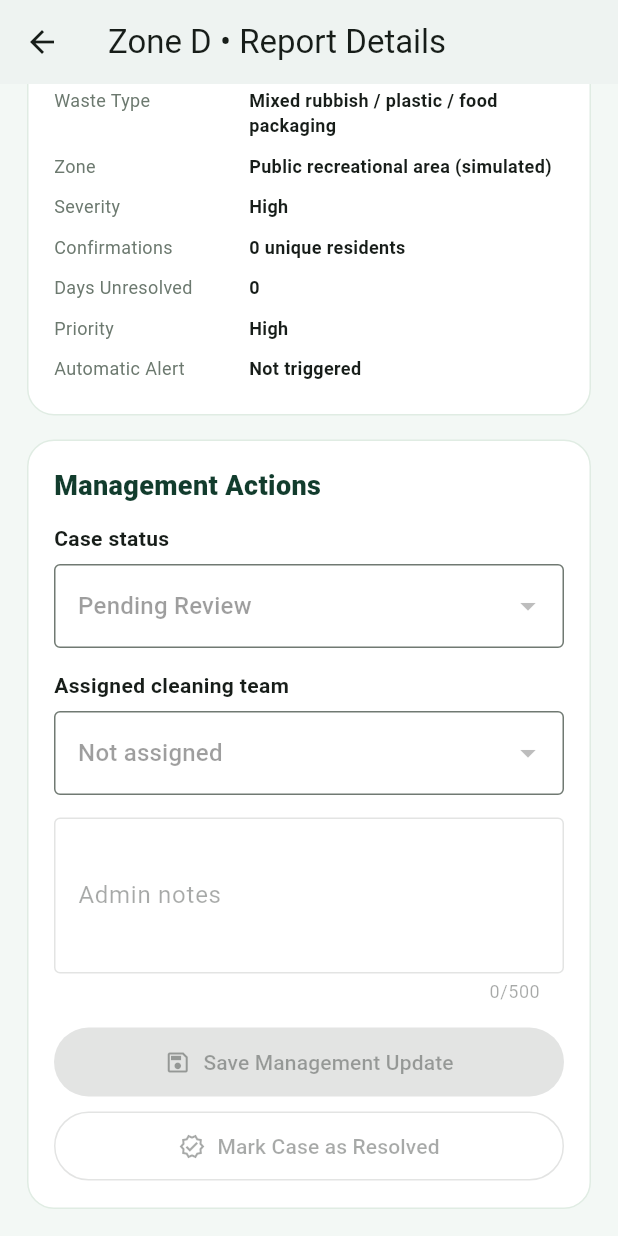
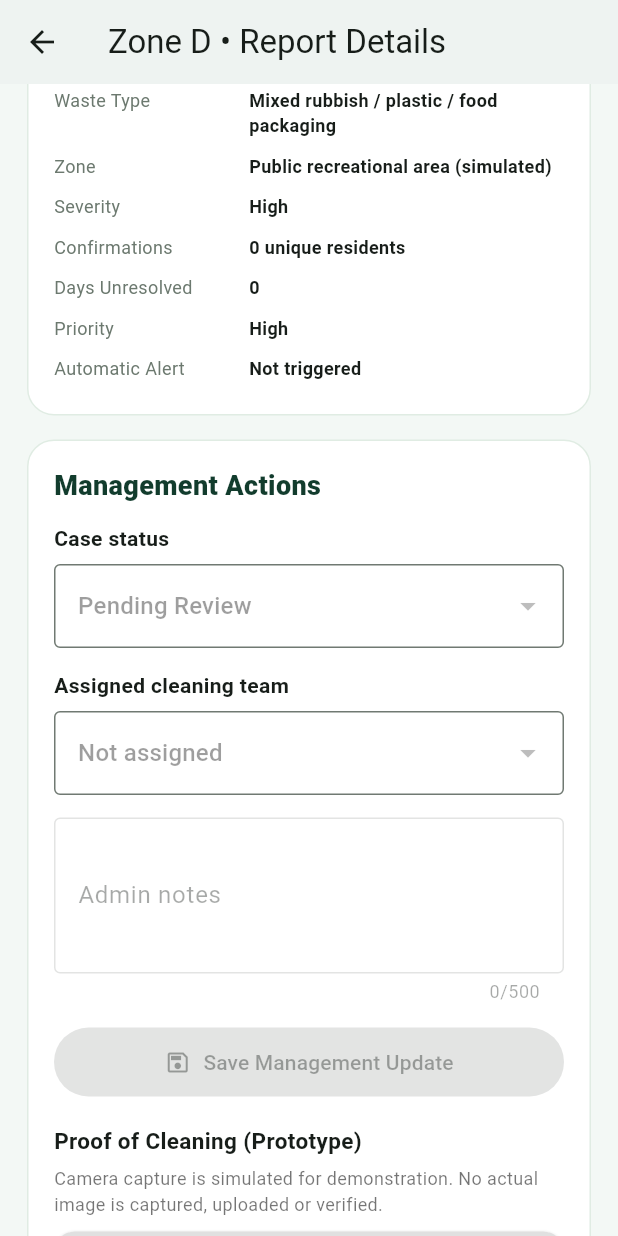
Before and after one commit to ariefnajib25/WasteHotspot-AI, a Flutter app: the AdminReportDetailPage screen opened directly, scrolled down 104 dp, on a phone screen of 412 x 824 dp. Run offline on Flutter 3.47's test engine with Material 3 defaults, Android fonts, the phone set to English and light mode, and no system bars; our stand-ins replace cloud_firestore, firebase_auth, firebase_core; accounts and stored records are empty.

Commit message:
Update WasteHotspot AI final prototype

```diff
--- a/lib/connected_demo_main.dart
+++ b/lib/connected_demo_main.dart
@@ -7,7 +7,7 @@ import 'package:http/http.dart' as http;
 /// Independent experiment: test two browser windows connected to the SAME
 /// local Python + SQLite server without changing the main WasteHotspot app.
 /// Run: flutter run -d chrome --web-port 51515 -t lib/connected_demo_main.dart
-const apiBase = 'http://127.0.0.1:5000';
+const apiBase = 'http://192.168.68.102:5000';
 const green = Color(0xFF16875B);
 const darkGreen = Color(0xFF153B2A);
 
--- a/lib/screens/admin_dashboard_page.dart
+++ b/lib/screens/admin_dashboard_page.dart
@@ -1998,6 +1998,9 @@ class _AdminReportDetailPageState extends State<AdminReportDetailPage> {
       _reportSubscription;
   bool _loading = true;
   bool _busy = false;
+  // Local-only demonstration: NOT a real photo or verified evidence.
+  bool _demoCaptureComplete = false;
+  String? _demoCaptureIncidentId;
   bool _draftDirty = false;
   String? _loadError;
 
@@ -2014,6 +2017,11 @@ class _AdminReportDetailPageState extends State<AdminReportDetailPage> {
         if (!mounted) return;
         final latest = _AdminZoneD.fromSnapshot(snapshot);
         setState(() {
+          // A demo confirmation must never carry over to a new incident.
+          if (_demoCaptureIncidentId != latest.incidentId || latest.resolved) {
+            _demoCaptureComplete = false;
+            _demoCaptureIncidentId = null;
+          }
           _report = latest;
           _loading = false;
           _loadError = null;
@@ -2119,15 +2127,86 @@ class _AdminReportDetailPageState extends State<AdminReportDetailPage> {
     }
   }
 
+  // Prototype only: simulates capturing cleaning evidence without using
+  // the camera, gallery, Firebase Storage, or any image upload.
+  Future<void> _simulateCleaningCapture() async {
+    if (!_report.exists || _report.resolved || _busy) return;
+    final currentIncidentId = _report.incidentId;
+    final confirmed = await showDialog<bool>(
+      context: context,
+      builder: (dialogContext) => AlertDialog(
+        title: const Row(children: [
+          Icon(Icons.camera_alt_outlined, color: green),
+          SizedBox(width: 9),
+          Expanded(child: Text('Cleaning Camera — Demo')),
+        ]),
+        content: Column(mainAxisSize: MainAxisSize.min, children: [
+          Container(
+            width: double.infinity,
+            height: 170,
+            decoration: BoxDecoration(
+              color: const Color(0xFFE9F5ED),
+              border: Border.all(color: const Color(0xFFB7D7C3)),
+              borderRadius: BorderRadius.circular(14),
+            ),
+            child: const Column(mainAxisAlignment: MainAxisAlignment.center, children: [
+              Icon(Icons.camera_alt_rounded, color: green, size: 45),
+              SizedBox(height: 8),
+              Text('SIMULATED CAMERA VIEW',
+                  style: TextStyle(fontSize: 12, fontWeight: FontWeight.bold,
+                      color: green)),
+              SizedBox(height: 4),
+              Text('No actual photo will be taken',
+                  style: TextStyle(fontSize: 12, color: Colors.black54)),
+            ]),
+          ),
+          const SizedBox(height: 12),
+          const Text(
+            'Prototype demonstration only. In the proposed full system, '
+            'Admin would take a fresh cleaning photo before resolving the report.',
+            style: TextStyle(fontSize: 12, color: Colors.black54),
+          ),
+        ]),
+        actions: [
+          TextButton(
+            onPressed: () => Navigator.pop(dialogContext, false),
+            child: const Text('Cancel'),
+          ),
+          FilledButton.icon(
+            onPressed: () => Navigator.pop(dialogContext, true),
+            icon: const Icon(Icons.camera),
+            label: const Text('Simulate Capture'),
+          ),
+        ],
+      ),
+    );
+    if (!mounted || confirmed != true) return;
+    if (_report.incidentId != currentIncidentId || _report.resolved) {
+      _showMessage('The incident changed. Try the demo capture again.');
+      return;
+    }
+    setState(() {
+      _demoCaptureComplete = true;
+      _demoCaptureIncidentId = currentIncidentId;
+    });
+    _showMessage('Demo capture completed. You can now resolve this case.');
+  }
+
   Future<void> _resolve() async {
     if (!_report.exists || _report.resolved || _busy) return;
+    if (!_demoCaptureComplete || _demoCaptureIncidentId != _report.incidentId) {
+      _showMessage('Complete the simulated cleaning capture before resolving.');
+      return;
+    }
+    final expectedIncidentId = _report.incidentId;
     final sure = await showDialog<bool>(
       context: context,
       builder: (ctx) => AlertDialog(
         title: const Text('Mark Zone D as resolved?'),
         content: const Text(
-          'This will mark the shared Firebase report as resolved. '
-          'Resident pages that listen to Firestore will receive the update.',
+          'A SIMULATED cleaning capture has been completed for this demo. '
+          'No actual evidence photo has been taken or stored. '
+          'The report status will update in Firebase for Residents.',
         ),
         actions: [
           TextButton(
@@ -2154,6 +2233,9 @@ class _AdminReportDetailPageState extends State<AdminReportDetailPage> {
         if (latest.data()?['resolved'] == true) {
           throw StateError('Zone D is already resolved.');
         }
+        if (latest.data()?['incidentId'] != expectedIncidentId) {
+          throw StateError('The active incident changed. Please repeat the demo capture.');
+        }
         transaction.update(_zoneDRef, {
           'status': 'Resolved',
           'resolved': true,
@@ -2167,6 +2249,8 @@ class _AdminReportDetailPageState extends State<AdminReportDetailPage> {
       setState(() {
         _status = 'Resolved';
         _busy = false;
+        _demoCaptureComplete = false;
+        _demoCaptureIncidentId = null;
         _draftDirty = false;
       });
       _showMessage('Zone D marked as resolved in Firebase.');
@@ -2275,10 +2359,59 @@ class _AdminReportDetailPageState extends State<AdminReportDetailPage> {
               label: Text(_busy ? 'Saving...' : 'Save Management Update'),
             ),
           ),
+          const SizedBox(height: 18),
+          const Text('Proof of Cleaning (Prototype)',
+              style: TextStyle(fontWeight: FontWeight.bold, fontSize: 15)),
+          const SizedBox(height: 6),
+          const Text('Camera capture is simulated for demonstration. '
+              'No actual image is captured, uploaded or verified.',
+              style: TextStyle(color: Colors.black54, fontSize: 12)),
+          if (!resolved) ...[
+            const SizedBox(height: 10),
+            SizedBox(
+              width: double.infinity,
+              height: 56,
+              child: FilledButton.icon(
+                style: FilledButton.styleFrom(
+                  backgroundColor: green,
+                  foregroundColor: Colors.white,
+                  disabledBackgroundColor: Colors.grey.shade300,
+                  disabledForegroundColor: Colors.grey.shade600,
+                  shape: RoundedRectangleBorder(
+                    borderRadius: BorderRadius.circular(14),
+                  ),
+                  elevation: 2,
+                  textStyle: const TextStyle(
+                    fontSize: 16,
+                    fontWeight: FontWeight.bold,
+                  ),
+                ),
+                onPressed: !exists || _busy ? null : _simulateCleaningCapture,
+                icon: const Icon(Icons.camera_alt_rounded, size: 23),
+                label: Text(_demoCaptureComplete &&
+                        _demoCaptureIncidentId == _report.incidentId
+                    ? 'Repeat Simulated Capture' : 'Simulate Camera Capture'),
+              ),
+            ),
+            if (_demoCaptureComplete &&
+                _demoCaptureIncidentId == _report.incidentId)
+              const Padding(
+                padding: EdgeInsets.only(top: 8),
+                child: Row(children: [
+                  Icon(Icons.check_circle, size: 18, color: green),
+                  SizedBox(width: 7),
+                  Expanded(child: Text('Demo capture completed — not real proof.',
+                      style: TextStyle(fontSize: 12, color: green))),
+                ]),
+              ),
+          ],
           const SizedBox(height: 8),
           SizedBox(width: double.infinity,
             child: OutlinedButton.icon(
-              onPressed: resolved || !exists || _busy ? null : _resolve,
+              onPressed: resolved || !exists || _busy ||
+                  !_demoCaptureComplete ||
+                  _demoCaptureIncidentId != _report.incidentId
+                  ? null : _resolve,
               icon: const Icon(Icons.verified_outlined),
               label: const Text('Mark Case as Resolved'),
               style: OutlinedButton.styleFrom(
@@ -2289,7 +2422,7 @@ class _AdminReportDetailPageState extends State<AdminReportDetailPage> {
             const Padding(
               padding: EdgeInsets.only(top: 10),
               child: Text('This incident is resolved in Firebase. '
-                  'Resident history syncing will be connected next.',
+                  'This prototype used simulated capture, not actual cleaning-photo evidence.',
                   style: TextStyle(color: green)),
             ),
         ]),
```
Also changed, not shown: 1 other file.
